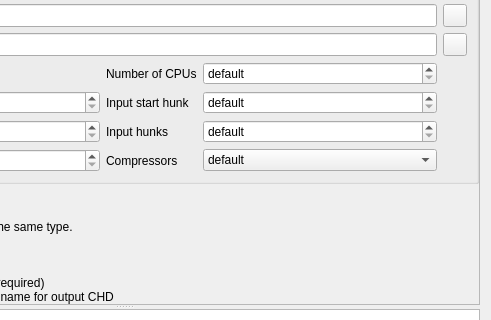
Old version of the form tools/qchdman/projectwidget.ui in the repository qmc2/qmc2-mame-fe; both pictures show x 244 to 735 and y 110 to 430 of the 735 by 644 pixel window.
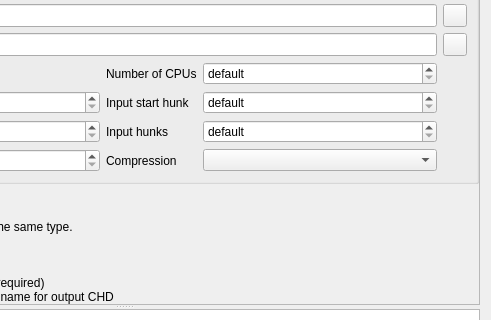
New version of the form. The open tabs and pages were chosen to show the change. Icons and pictures are not drawn.

The edit to the form file:
```diff
--- a/tools/qchdman/projectwidget.ui
+++ b/tools/qchdman/projectwidget.ui
@@ -609,7 +609,7 @@
                <item row="7" column="2">
                 <widget class="QLabel" name="labelCopyCompressors">
                  <property name="text">
-                  <string>Compressors</string>
+                  <string>Compression</string>
                  </property>
                 </widget>
                </item>
@@ -843,11 +843,6 @@
                  <property name="toolTip">
                   <string>Select up to 4 compression codecs to use (--compression)</string>
                  </property>
-                 <item>
-                  <property name="text">
-                   <string>default</string>
-                  </property>
-                 </item>
                 </widget>
                </item>
               </layout>
```
Left out of the diff: 16 changed lines with no effect on the pictures.
